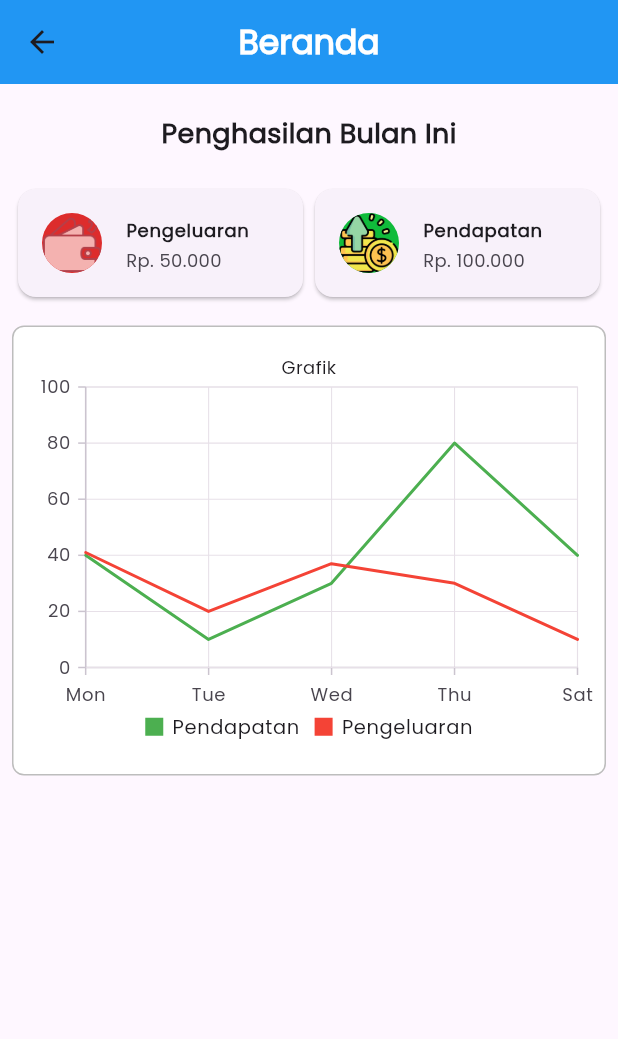
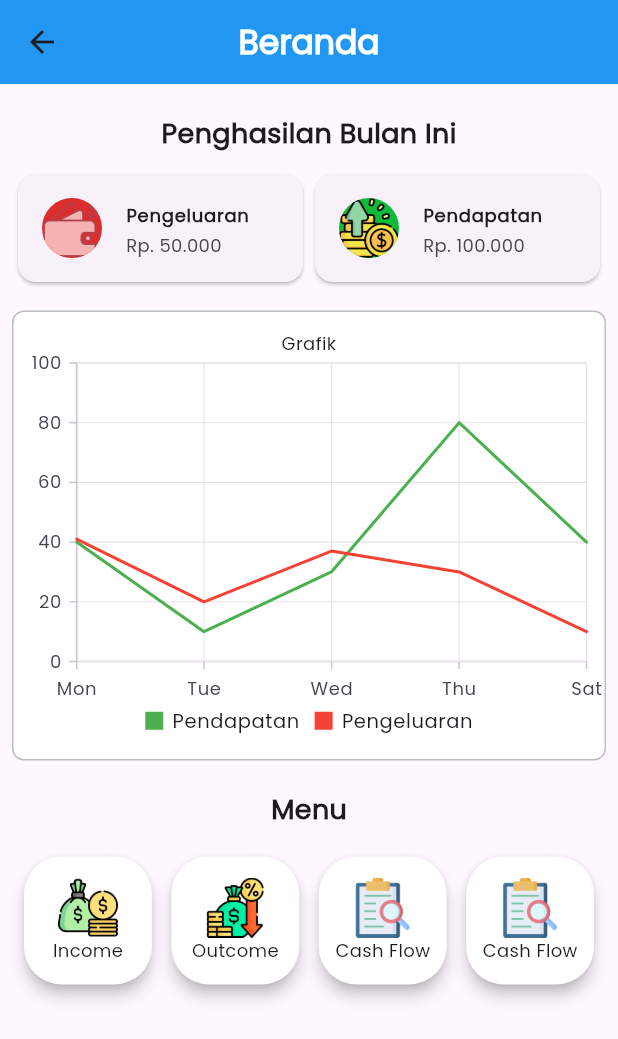
Before and after one commit to Shafriza/MyCashBook, a Flutter app: the HomePage screen opened directly, on a phone screen of 412 x 824 dp. Shown: the top 1039 px of the screen. Run offline on Flutter 3.47's test engine with Material 2 defaults, Android fonts, the phone set to English and light mode, and no system bars; our stand-ins replace syncfusion_flutter_charts.

Commit message:
add menu

```diff
--- a/lib/page/home_page.dart
+++ b/lib/page/home_page.dart
@@ -72,17 +72,16 @@ class _HomePageState extends State<HomePage> {
       ),
       body: Padding(
         padding: const EdgeInsets.symmetric(horizontal: 8),
-        child: Column(
-          children: [
-            Center(
-              child: Column(
+        child: ListView(
           children: [
             const SizedBox(height: 20),
-                  const Text(
+            Center(
+              child: const Text(
                 "Penghasilan Bulan Ini",
                 style: TextStyle(fontWeight: FontWeight.bold, fontSize: 18),
               ),
-                  const SizedBox(height: 20),
+            ),
+            const SizedBox(height: 10),
             const Row(
               mainAxisAlignment: MainAxisAlignment.spaceBetween,
               children: [
@@ -91,8 +90,7 @@ class _HomePageState extends State<HomePage> {
                     child: ListTile(
                       leading: CircleAvatar(
                         backgroundColor: Color.fromARGB(255, 221, 44, 44),
-                              backgroundImage:
-                                  AssetImage('assets/icon/expenses.png'),
+                        backgroundImage: AssetImage('assets/icon/expenses.png'),
                       ),
                       title: Text(
                         "Pengeluaran",
@@ -111,8 +109,7 @@ class _HomePageState extends State<HomePage> {
                     child: ListTile(
                       leading: CircleAvatar(
                         backgroundColor: Color.fromARGB(255, 16, 187, 59),
-                              backgroundImage:
-                                  AssetImage('assets/icon/profits.png'),
+                        backgroundImage: AssetImage('assets/icon/profits.png'),
                       ),
                       title: Text(
                         "Pendapatan",
@@ -142,7 +139,7 @@ class _HomePageState extends State<HomePage> {
                   ),
                   height: 300,
                   // color: Theme.of(context).cardColor,
-                        padding: const EdgeInsets.all(8.0),
+                  padding: const EdgeInsets.all(2.0),
                   child: SfCartesianChart(
                     title: ChartTitle(
                       text: 'Grafik',
@@ -179,8 +176,115 @@ class _HomePageState extends State<HomePage> {
                 );
               },
             ),
+            const SizedBox(height: 20),
+            const Center(
+              child: Text(
+                "Menu",
+                style: TextStyle(
+                  fontSize: 18,
+                  fontWeight: FontWeight.bold,
+                ),
+              ),
+            ),
+            const SizedBox(
+              height: 10,
+            ),
+            GridView.count(
+              shrinkWrap: true,
+              crossAxisCount: 4,
+              padding: const EdgeInsets.all(4),
+              mainAxisSpacing: 5,
+              crossAxisSpacing: 5,
+              children: [
+                Card(
+                  elevation: 4,
+                  shape: RoundedRectangleBorder(
+                    borderRadius: BorderRadius.circular(25.0),
+                  ),
+                  color: Colors.white,
+                  child: Center(
+                    child: Column(
+                      mainAxisSize: MainAxisSize.min,
+                      children: [
+                        Image.asset(
+                          'assets/icon/income.png',
+                          height: 40,
+                        ),
+                        const Text(
+                          "Income",
+                          style: TextStyle(fontSize: 12),
+                        ),
                       ],
                     ),
+                  ),
+                ),
+                Card(
+                  elevation: 4,
+                  shape: RoundedRectangleBorder(
+                    borderRadius: BorderRadius.circular(25.0),
+                  ),
+                  color: Colors.white,
+                  child: Center(
+                    child: Column(
+                      mainAxisSize: MainAxisSize.min,
+                      children: [
+                        Image.asset(
+                          'assets/icon/outcome.png',
+                          height: 40,
+                        ),
+                        const Text(
+                          "Outcome",
+                          style: TextStyle(fontSize: 12),
+                        ),
+                      ],
+                    ),
+                  ),
+                ),
+                Card(
+                  elevation: 4,
+                  shape: RoundedRectangleBorder(
+                    borderRadius: BorderRadius.circular(25.0),
+                  ),
+                  color: Colors.white,
+                  child: Center(
+                    child: Column(
+                      mainAxisSize: MainAxisSize.min,
+                      children: [
+                        Image.asset(
+                          'assets/icon/details.png',
+                          height: 40,
+                        ),
+                        const Text(
+                          "Cash Flow",
+                          style: TextStyle(fontSize: 12),
+                        ),
+                      ],
+                    ),
+                  ),
+                ),
+                Card(
+                  elevation: 4,
+                  shape: RoundedRectangleBorder(
+                    borderRadius: BorderRadius.circular(25.0),
+                  ),
+                  color: Colors.white,
+                  child: Center(
+                    child: Column(
+                      mainAxisSize: MainAxisSize.min,
+                      children: [
+                        Image.asset(
+                          'assets/icon/details.png',
+                          height: 40,
+                        ),
+                        const Text(
+                          "Cash Flow",
+                          style: TextStyle(fontSize: 12),
+                        ),
+                      ],
+                    ),
+                  ),
+                ),
+              ],
             )
           ],
         ),
--- a/pubspec.yaml
+++ b/pubspec.yaml
@@ -65,6 +65,10 @@ flutter:
     - assets/icon/cashbook.png
     - assets/icon/expenses.png
     - assets/icon/profits.png
+    - assets/icon/income.png
+    - assets/icon/outcome.png
+    - assets/icon/details.png
+    - assets/icon/settings.png
 
   # An image asset can refer to one or more resolution-specific "variants", see
   # https://flutter.dev/assets-and-images/#resolution-aware
```
Also changed, not shown: assets/icon/details.png (added), assets/icon/income.png (added), assets/icon/outcome.png (added), assets/icon/settings.png (added). Lines whose indentation alone changed are shown as unchanged.
